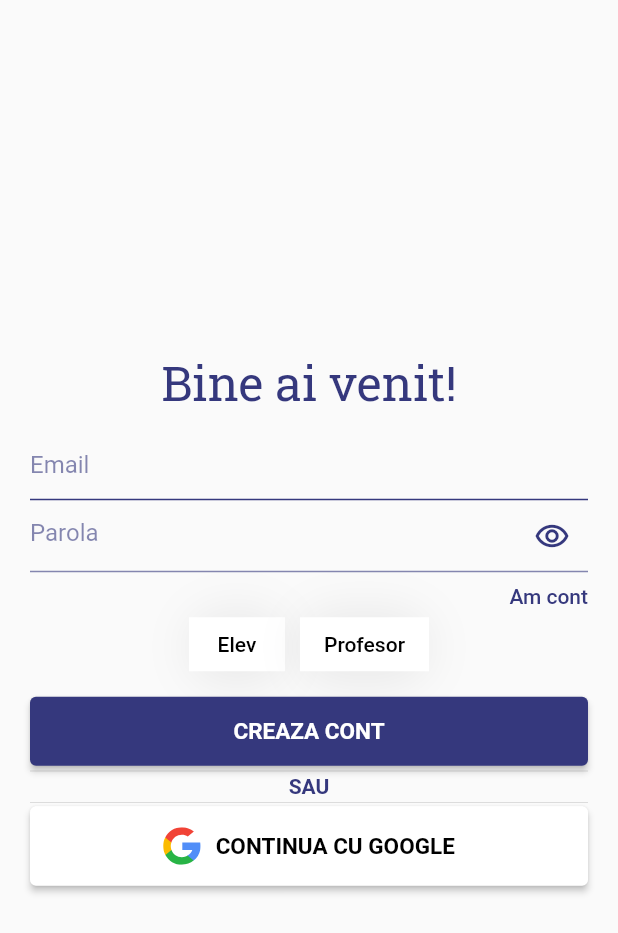
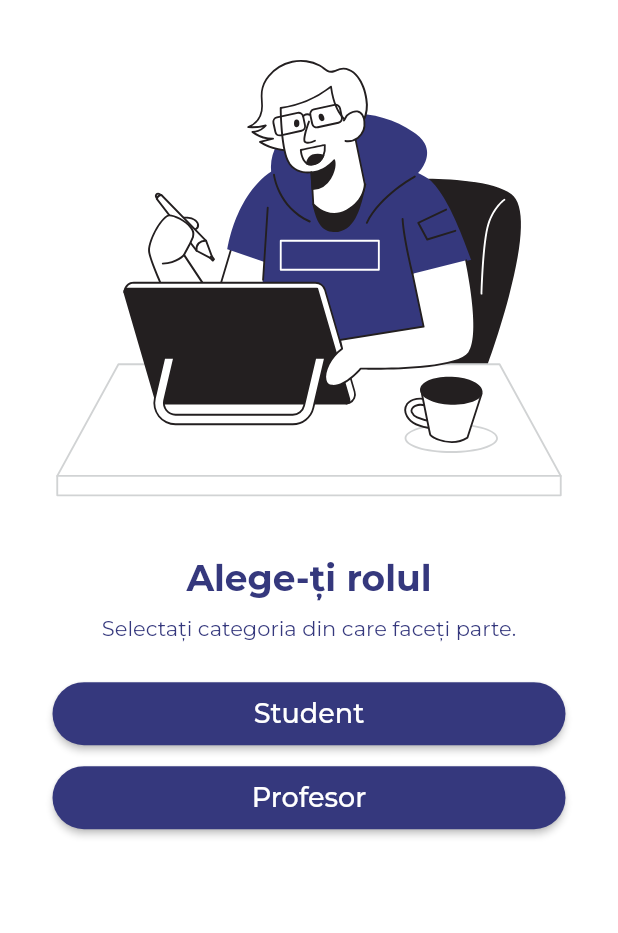
Before and after one commit to daniatitienei/meditatii, a Flutter app: the screen it shows after launch, on a phone screen of 412 x 824 dp. Shown: the top 933 px of the screen. Run offline on Flutter 3.47's test engine with Material 2 defaults, Android fonts, the light colour scheme and no system bars; drawn by our look-alikes of group_button; our stand-ins replace cloud_firestore, diacritic, firebase_auth, firebase_core, firebase_storage, flutter_styled_toast and 5 more; missing offline and left inert: flutter_shimmer, mailto; accounts and stored records are empty.

Commit message:
1.0.4 stable

```diff
--- a/lib/main.dart
+++ b/lib/main.dart
@@ -11,6 +11,7 @@ import 'package:find_your_teacher/src/screens/home.dart';
 import 'package:find_your_teacher/src/screens/inspectProfessor.dart';
 import 'package:find_your_teacher/src/screens/login.dart';
 import 'package:find_your_teacher/src/screens/register.dart';
+import 'package:find_your_teacher/src/screens/selectType.dart';
 import 'package:find_your_teacher/src/screens/selectedCategory.dart';
 import 'package:firebase_core/firebase_core.dart';
 import 'package:flutter/material.dart';
@@ -78,13 +79,14 @@ class _MyAppState extends State<MyApp> {
         Filters.routeName: (context) => Filters(),
         ForgotPassword.routeName: (context) => ForgotPassword(),
         MyAnnouncements.routeName: (context) => MyAnnouncements(),
+        SelectType.routeName: (context) => SelectType(),
       },
       home: FutureBuilder(
         future: _initialization,
         builder: (context, snapshot) {
           if (snapshot.connectionState == ConnectionState.done &&
               !MyFirebaseAuth().isSignedIn())
-            return Register();
+            return SelectType();
           else if (snapshot.connectionState == ConnectionState.done &&
               MyFirebaseAuth().isSignedIn()) return Home();
           return Center(
--- a/lib/src/screens/favorites.dart
+++ b/lib/src/screens/favorites.dart
@@ -71,7 +71,7 @@ class _FavoritesState extends State<Favorites> {
                 flexibleSpace: FlexibleSpaceBar(
                   title: Text(
                     'Favorite',
-                    style: GoogleFonts.roboto(
+                    style: GoogleFonts.montserrat(
                       color: MyColors().purple,
                     ),
                   ),
--- a/lib/src/screens/home.dart
+++ b/lib/src/screens/home.dart
@@ -178,7 +178,7 @@ class _HomeState extends State<Home> {
                       flexibleSpace: FlexibleSpaceBar(
                         title: Text(
                           'Materii',
-                          style: GoogleFonts.roboto(
+                          style: GoogleFonts.montserrat(
                             color: MyColors().purple,
                           ),
                         ),
--- a/lib/src/screens/register.dart
+++ b/lib/src/screens/register.dart
@@ -5,6 +5,7 @@ import 'package:find_your_teacher/src/assets/colors/colors.dart';
 import 'package:find_your_teacher/src/firebase/firebase.dart';
 import 'package:find_your_teacher/src/screens/home.dart';
 import 'package:find_your_teacher/src/screens/login.dart';
+import 'package:find_your_teacher/src/screens/selectType.dart';
 import 'package:flutter/cupertino.dart';
 import 'package:flutter/material.dart';
 import 'package:flutter_styled_toast/flutter_styled_toast.dart';
@@ -28,13 +29,11 @@ class RegisterState extends State<Register> {
   final _emailController = TextEditingController();
   final _passwordController = TextEditingController();
 
-  bool isStudent = true;
-
   InterstitialAd? _interstitialAd;
 
   bool obscureText = true;
 
-  Widget _buildRegisterButton() => Container(
+  Widget _buildRegisterButton(bool isStudent) => Container(
         margin: EdgeInsets.only(top: 10),
         width: MediaQuery.of(context).size.width,
         child: ElevatedButton(
@@ -74,10 +73,15 @@ class RegisterState extends State<Register> {
             backgroundColor: MaterialStateProperty.all(
               MyColors().purple,
             ),
+            shape: MaterialStateProperty.all(
+              RoundedRectangleBorder(
+                borderRadius: new BorderRadius.circular(10),
+              ),
+            ),
           ),
           child: Text(
-            'Creaza cont'.toUpperCase(),
-            style: GoogleFonts.roboto(
+            'Crează cont'.toUpperCase(),
+            style: GoogleFonts.montserrat(
               textStyle: TextStyle(
                 fontWeight: FontWeight.w600,
                 fontSize: 15,
@@ -100,11 +104,13 @@ class RegisterState extends State<Register> {
         onAdFailedToLoad: (LoadAdError error) {
           print('InterstitialAd failed to load: $error');
         },
-        ));
+      ),
+    );
   }
 
   @override
   Widget build(BuildContext context) {
+    final args = ModalRoute.of(context)!.settings.arguments as Student;
     return Scaffold(
       backgroundColor: Colors.grey.shade50,
       body: Form(
@@ -119,8 +125,11 @@ class RegisterState extends State<Register> {
                   margin: EdgeInsets.only(bottom: 10),
                   child: Text(
                     'Bine ai venit!',
-                    style: GoogleFonts.robotoSlab(
-                      textStyle: TextStyle(fontSize: 32),
+                    style: GoogleFonts.montserrat(
+                      textStyle: TextStyle(
+                        fontSize: 32,
+                        fontWeight: FontWeight.w500,
+                      ),
                     ),
                   ),
                 ),
@@ -128,7 +137,7 @@ class RegisterState extends State<Register> {
                   cursorColor: MyColors().purpleSixtyPercent,
                   controller: _emailController,
                   validator: (email) => myFirebase.validateRegisterEmail(email),
-                  style: GoogleFonts.roboto(
+                  style: GoogleFonts.montserrat(
                     textStyle: TextStyle(
                       color: MyColors().purple,
                     ),
@@ -157,7 +166,7 @@ class RegisterState extends State<Register> {
                       validator: (password) =>
                           myFirebase.validateRegisterPassword(password),
                       cursorColor: MyColors().purpleSixtyPercent,
-                      style: GoogleFonts.roboto(
+                      style: GoogleFonts.montserrat(
                         textStyle: TextStyle(
                           color: MyColors().purple,
                         ),
@@ -203,7 +212,7 @@ class RegisterState extends State<Register> {
                         margin: EdgeInsets.only(top: 8),
                         child: Text(
                           'Am cont',
-                          style: GoogleFonts.roboto(
+                          style: GoogleFonts.montserrat(
                             textStyle: TextStyle(
                               fontWeight: FontWeight.w500,
                               fontSize: 14,
@@ -214,50 +223,13 @@ class RegisterState extends State<Register> {
                     )
                   ],
                 ),
-                GroupButton(
-                  isRadio: true,
-                  selectedButton: 0,
-                  buttons: ["Elev", "Profesor"],
-                  onSelected: (index, isSelected) {
-                    if (index == 0)
-                      setState(() {
-                        isStudent = true;
-                      });
-                    else
-                      setState(() {
-                        isStudent = false;
-                      });
-                  },
-                  spacing: 10,
-                  selectedColor: MyColors().purple,
-                  borderRadius: BorderRadius.circular(10),
-                  unselectedColor: MyColors().purpleSixtyPercent,
-                  selectedShadow: <BoxShadow>[
-                    BoxShadow(color: Colors.transparent)
-                  ],
-                  unselectedShadow: <BoxShadow>[
-                    BoxShadow(color: Colors.transparent)
-                  ],
-                  selectedTextStyle: GoogleFonts.roboto(
-                    textStyle: TextStyle(
-                      fontSize: 15,
-                      fontWeight: FontWeight.w600,
-                    ),
-                  ),
-                  unselectedTextStyle: GoogleFonts.roboto(
-                    textStyle: TextStyle(
-                      fontSize: 15,
-                      fontWeight: FontWeight.w600,
-                    ),
-                  ),
-                ),
-                _buildRegisterButton(),
+                _buildRegisterButton(args.isStudent),
                 Divider(
                   height: 5,
                 ),
                 Text(
                   "SAU",
-                  style: GoogleFonts.roboto(
+                  style: GoogleFonts.montserrat(
                     textStyle: TextStyle(
                       fontWeight: FontWeight.w600,
                       // fontSize: 16,
@@ -268,7 +240,7 @@ class RegisterState extends State<Register> {
                   height: 5,
                 ),
                 myFirebase.googleButtonRegister(
-                  isStudent: this.isStudent,
+                  isStudent: args.isStudent,
                   context: context,
                   interstitialAd: this._interstitialAd,
                 ),
--- /dev/null
+++ b/lib/src/screens/selectType.dart
@@ -0,0 +1,133 @@
+import 'package:find_your_teacher/src/assets/colors/colors.dart';
+import 'package:find_your_teacher/src/screens/register.dart';
+import 'package:flutter/material.dart';
+import 'package:flutter_svg/flutter_svg.dart';
+import 'package:google_fonts/google_fonts.dart';
+
+class SelectType extends StatefulWidget {
+  static const String routeName = '/selectType';
+  const SelectType({Key? key}) : super(key: key);
+
+  @override
+  _SelectTypeState createState() => _SelectTypeState();
+}
+
+class Student {
+  final isStudent;
+
+  Student({required this.isStudent});
+}
+
+class _SelectTypeState extends State<SelectType> {
+  @override
+  Widget build(BuildContext context) {
+    return Scaffold(
+      backgroundColor: Colors.white,
+      body: SafeArea(
+        child: Column(
+          children: [
+            Container(
+              width: MediaQuery.of(context).size.width,
+              height: MediaQuery.of(context).size.height * 0.45,
+              child: SvgPicture.asset(
+                'lib/src/assets/svg/student.svg',
+                fit: BoxFit.cover,
+              ),
+            ),
+            Column(
+              children: [
+                Text(
+                  "Alege-ți rolul",
+                  style: GoogleFonts.montserrat(
+                    fontSize: 24,
+                    fontWeight: FontWeight.bold,
+                  ),
+                ),
+                Container(
+                  padding: EdgeInsets.only(top: 10),
+                  child: Text(
+                    "Selectați categoria din care faceți parte.",
+                    style: GoogleFonts.montserrat(
+                      fontSize: 14,
+                      fontWeight: FontWeight.w400,
+                    ),
+                  ),
+                ),
+                Container(
+                  padding: EdgeInsets.symmetric(horizontal: 35, vertical: 25),
+                  child: Column(
+                    children: [
+                      Container(
+                        width: MediaQuery.of(context).size.width,
+                        child: ElevatedButton(
+                          onPressed: () {
+                            Navigator.of(context).pushNamed(
+                              Register.routeName,
+                              arguments: Student(isStudent: true),
+                            );
+                          },
+                          style: ButtonStyle(
+                            padding: MaterialStateProperty.all(
+                              EdgeInsets.symmetric(vertical: 10),
+                            ),
+                            backgroundColor: MaterialStateProperty.all(
+                              MyColors().purple,
+                            ),
+                            shape: MaterialStateProperty.all(
+                              RoundedRectangleBorder(
+                                borderRadius: new BorderRadius.circular(30.0),
+                              ),
+                            ),
+                          ),
+                          child: Text(
+                            'Student',
+                            style: GoogleFonts.montserrat(
+                              fontSize: 18,
+                              fontWeight: FontWeight.w500,
+                            ),
+                          ),
+                        ),
+                      ),
+                      Container(
+                        width: MediaQuery.of(context).size.width,
+                        margin: EdgeInsets.only(top: 8),
+                        child: ElevatedButton(
+                          onPressed: () {
+                            Navigator.of(context).pushNamed(
+                              Register.routeName,
+                              arguments: Student(isStudent: false),
+                            );
+                          },
+                          style: ButtonStyle(
+                            padding: MaterialStateProperty.all(
+                              EdgeInsets.symmetric(vertical: 10),
+                            ),
+                            backgroundColor: MaterialStateProperty.all(
+                              MyColors().purple,
+                            ),
+                            shape: MaterialStateProperty.all(
+                              RoundedRectangleBorder(
+                                borderRadius: new BorderRadius.circular(30.0),
+                              ),
+                            ),
+                          ),
+                          child: Text(
+                            'Profesor',
+                            style: GoogleFonts.montserrat(
+                              fontSize: 18,
+                              fontWeight: FontWeight.w500,
+                            ),
+                          ),
+                        ),
+                      ),
+                    ],
+                  ),
+                ),
+              ],
+            ),
+          ],
+        ),
+      ),
+    );
+  }
+}
--- a/lib/src/screens/selectedCategory.dart
+++ b/lib/src/screens/selectedCategory.dart
@@ -119,9 +119,9 @@ class _SelectedCategoryState extends State<SelectedCategory> {
                 SliverAppBar(
                   iconTheme: IconThemeData(color: MyColors().purple),
                   floating: true,
-                  pinned: true,
+                  pinned: false,
                   snap: true,
-                  expandedHeight: 80,
+                  expandedHeight: 70,
                   backgroundColor: Colors.white,
                   actions: [
                     IconButton(
@@ -143,7 +143,7 @@ class _SelectedCategoryState extends State<SelectedCategory> {
                   flexibleSpace: FlexibleSpaceBar(
                     title: Text(
                       args.title,
-                      style: GoogleFonts.roboto(
+                      style: GoogleFonts.montserrat(
                         color: MyColors().purple,
                       ),
                     ),
--- a/lib/src/widgets/professorItem.dart
+++ b/lib/src/widgets/professorItem.dart
@@ -24,7 +24,7 @@ class ProfessorItem extends StatelessWidget {
         title: Text(
           '${profile.firstName} ${profile.secondName}',
           overflow: TextOverflow.ellipsis,
-          style: GoogleFonts.roboto(color: MyColors().purple),
+          style: GoogleFonts.montserrat(color: MyColors().purple),
         ),
         // Animatie hero
         leading: Hero(
@@ -40,7 +40,7 @@ class ProfessorItem extends StatelessWidget {
         subtitle: Text(
           profile.city,
           overflow: TextOverflow.ellipsis,
-          style: GoogleFonts.roboto(color: MyColors().purpleSixtyPercent),
+          style: GoogleFonts.montserrat(color: MyColors().purpleSixtyPercent),
         ),
       ),
     );
--- a/pubspec.yaml
+++ b/pubspec.yaml
@@ -15,7 +15,7 @@ publish_to: 'none' # Remove this line if you wish to publish to pub.dev
 # In iOS, build-name is used as CFBundleShortVersionString while build-number used as CFBundleVersion.
 # Read more about iOS versioning at
 # https://developer.apple.com/library/archive/documentation/General/Reference/InfoPlistKeyReference/Articles/CoreFoundationKeys.html
-version: 1.0.1+2
+version: 1.0.2+3
 
 environment:
   sdk: ">=2.12.0 <3.0.0"
@@ -70,6 +70,8 @@ flutter:
     - lib/src/assets/svg/graduation-hat.svg
     - lib/src/assets/svg/google.svg
     - lib/src/assets/svg/user.svg
+    - lib/src/assets/svg/student.svg
+    - lib/src/assets/svg/professor.svg
   # An image asset can refer to one or more resolution-specific "variants", see
   # https://flutter.dev/assets-and-images/#resolution-aware.
   # For details regarding adding assets from package dependencies, see
```
Also changed, not shown: lib/src/firebase/firebase.dart (+14 -16 lines), lib/src/screens/MyAnnouncements.dart (+12 -4 lines), lib/src/screens/announcement.dart (+22 -17 lines), lib/src/screens/filters.dart (+17 -13 lines), lib/src/screens/forgotPassword.dart (+4 -4 lines), lib/src/screens/login.dart (+20 -11 lines), lib/src/widgets/drawer.dart (+10 -9 lines), lib/src/widgets/inspectProf.dart (+16 -16 lines), lib/src/widgets/materie.dart (+5 -5 lines), lib/src/widgets/searchableModal.dart (+23 -25 lines), lib/src/assets/svg/professor.svg (added), lib/src/assets/svg/student.svg (added). Lines whose indentation alone changed are shown as unchanged.
